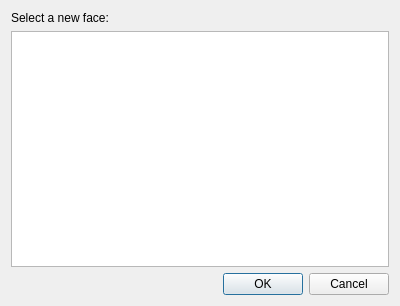
KDE/user-manager, file src/avatargallery.ui: the form before one commit.
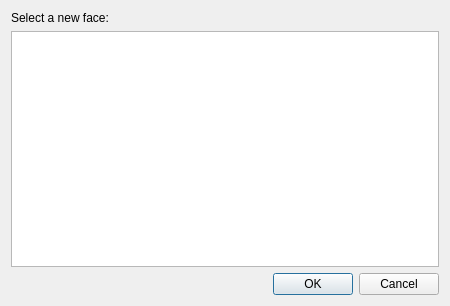
The form after the commit.

Commit message:
[Avatar Gallery] Increase minimum width
Summary: 3 entries now fit in a row instead of 2.

Test Plan: {F6927407}

Reviewers: #vdg, ngraham, ndavis

Reviewed By: #vdg, ngraham, ndavis

Subscribers: plasma-devel

Tags: #plasma

What changed in the file:
```diff
--- a/src/avatargallery.ui
+++ b/src/avatargallery.ui
@@ -6,14 +6,14 @@
    <rect>
     <x>0</x>
     <y>0</y>
-    <width>400</width>
+    <width>450</width>
     <height>306</height>
    </rect>
   </property>
   <property name="minimumSize">
    <size>
-    <width>400</width>
-    <height>199</height>
+    <width>450</width>
+    <height>200</height>
    </size>
   </property>
   <layout class="QGridLayout">
```
